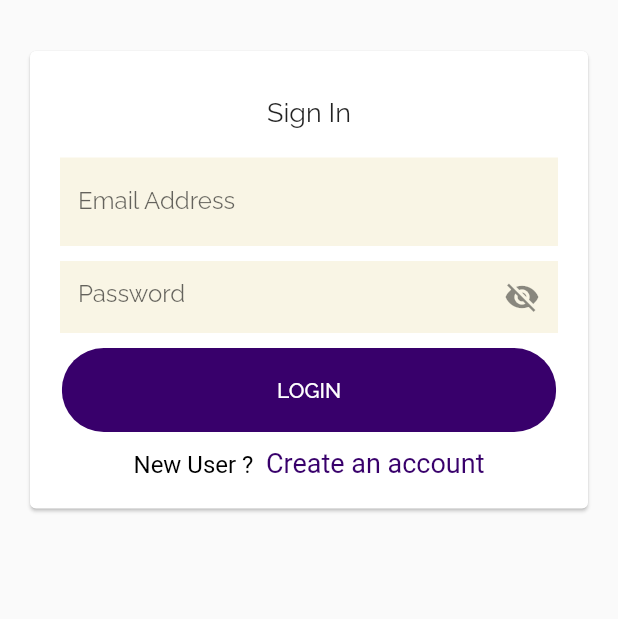
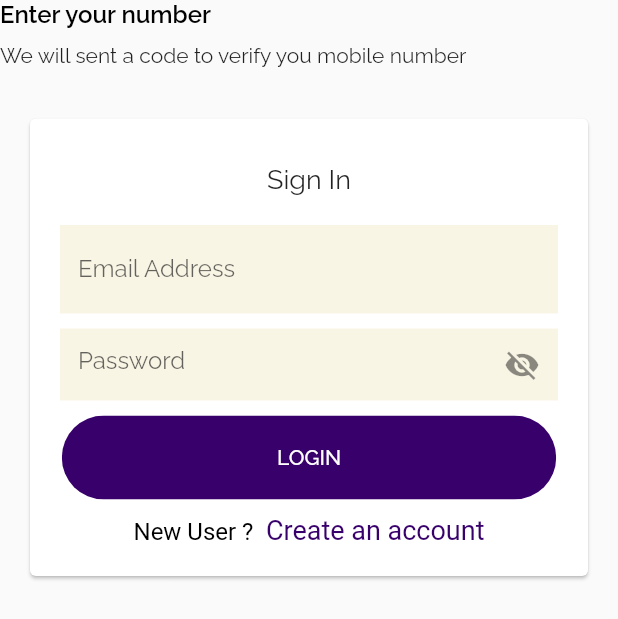
Before and after one commit to mulwa/Movers, a Flutter app: the LoginPage screen opened directly, on a phone screen of 412 x 824 dp. Shown: the top 619 px of the screen. Run offline on Flutter 3.47's test engine with Material 2 defaults, Android fonts, the phone set to English and light mode, and no system bars; our stand-ins replace flutter_datetime_picker, geolocator, get, google_fonts, google_maps_flutter; missing offline and left inert: flutter_polyline_points, google_maps_place_picker.

Commit message:
adds mobile number package

```diff
--- a/lib/main.dart
+++ b/lib/main.dart
@@ -26,7 +26,7 @@ class MyApp extends StatelessWidget {
                 GoogleFonts.ralewayTextTheme(Theme.of(context).textTheme),
           ),
           textTheme: GoogleFonts.ralewayTextTheme(Theme.of(context).textTheme)),
-      home: MapPage(),
+      home: LoginPage(),
     );
   }
 }
--- a/lib/screen/authentication/login.dart
+++ b/lib/screen/authentication/login.dart
@@ -6,6 +6,7 @@ import 'package:movers/screen/authentication/sign_up.dart';
 import 'package:movers/shared/app_card.dart';
 import 'package:movers/shared/custom_btn.dart';
 import 'package:movers/shared/custom_input_decoration.dart';
+import 'package:movers/shared/styles.dart';
 import 'package:movers/shared/vertical_spacing.dart';
 import 'package:movers/utils/constants.dart';
 
@@ -63,6 +64,12 @@ class LoginPage extends GetView<LoginController> {
     return SafeArea(
       child: Scaffold(
         body: ListView(children: [
+          Text(
+            "Enter your number",
+            style: mediumTitleStyle,
+          ),
+          VerticalSpacing(),
+          Text("We will sent a code to verify you mobile number"),
           Positioned(
               top: 100.0,
               child: Container(
--- a/pubspec.yaml
+++ b/pubspec.yaml
@@ -38,6 +38,7 @@ dependencies:
   provider: ^5.0.0
   flutter_datetime_picker: ^1.5.1
   intl: ^0.17.0
+  intl_phone_number_input: ^0.7.0+2
 
 
 dev_dependencies:
```
Also changed, not shown: pubspec.lock.
